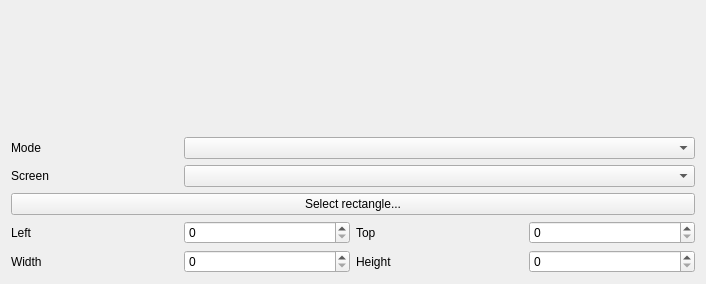
Qt form Effects/Ambient/Ambient.ui (DLdota/OpenRGBEffectsPlugin) before a commit.
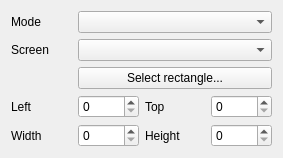
The same form after that commit.

What changed in the file:
```diff
--- a/Effects/Ambient/Ambient.ui
+++ b/Effects/Ambient/Ambient.ui
@@ -6,59 +6,32 @@
    <rect>
     <x>0</x>
     <y>0</y>
-    <width>706</width>
-    <height>284</height>
+    <width>283</width>
+    <height>154</height>
    </rect>
   </property>
   <property name="windowTitle">
    <string>Form</string>
   </property>
   <layout class="QGridLayout" name="gridLayout">
-   <item row="6" column="1">
-    <widget class="QSpinBox" name="width">
-     <property name="maximum">
-      <number>9999</number>
-     </property>
-    </widget>
-   </item>
-   <item row="3" column="0" colspan="4">
-    <widget class="QPushButton" name="select_rectangle">
-     <property name="text">
-      <string>Select rectangle...</string>
-     </property>
-    </widget>
-   </item>
-   <item row="5" column="3">
-    <widget class="QSpinBox" name="top">
-     <property name="maximum">
-      <number>9999</number>
-     </property>
-    </widget>
-   </item>
-   <item row="0" column="0" colspan="4">
-    <spacer name="verticalSpacer">
-     <property name="orientation">
-      <enum>Qt::Vertical</enum>
-     </property>
-     <property name="sizeHint" stdset="0">
-      <size>
-       <width>20</width>
-       <height>40</height>
-      </size>
-     </property>
-    </spacer>
-   </item>
-   <item row="5" column="2">
-    <widget class="QLabel" name="top_label">
-     <property name="text">
-      <string>Top</string>
-     </property>
-    </widget>
-   </item>
-   <item row="1" column="1" colspan="3">
+   <item row="0" column="1" colspan="3">
     <widget class="QComboBox" name="mode"/>
    </item>
-   <item row="6" column="0">
+   <item row="4" column="3">
+    <widget class="QSpinBox" name="top">
+     <property name="maximum">
+      <number>9999</number>
+     </property>
+    </widget>
+   </item>
+   <item row="0" column="0">
+    <widget class="QLabel" name="mode_label">
+     <property name="text">
+      <string>Mode</string>
+     </property>
+    </widget>
+   </item>
+   <item row="5" column="0">
     <widget class="QLabel" name="width_label">
      <property name="text">
       <string>Width</string>
@@ -66,50 +39,64 @@
     </widget>
    </item>
    <item row="5" column="1">
+    <widget class="QSpinBox" name="width">
+     <property name="maximum">
+      <number>9999</number>
+     </property>
+    </widget>
+   </item>
+   <item row="5" column="3">
+    <widget class="QSpinBox" name="height">
+     <property name="maximum">
+      <number>9999</number>
+     </property>
+    </widget>
+   </item>
+   <item row="4" column="1">
     <widget class="QSpinBox" name="left">
      <property name="maximum">
       <number>9999</number>
      </property>
     </widget>
    </item>
-   <item row="5" column="0">
+   <item row="1" column="0">
+    <widget class="QLabel" name="screen_label">
+     <property name="text">
+      <string>Screen</string>
+     </property>
+    </widget>
+   </item>
+   <item row="4" column="2">
+    <widget class="QLabel" name="top_label">
+     <property name="text">
+      <string>Top</string>
+     </property>
+    </widget>
+   </item>
+   <item row="4" column="0">
     <widget class="QLabel" name="left_label">
      <property name="text">
       <string>Left</string>
      </property>
     </widget>
    </item>
-   <item row="1" column="0">
-    <widget class="QLabel" name="mode_label">
-     <property name="text">
-      <string>Mode</string>
-     </property>
-    </widget>
-   </item>
-   <item row="6" column="3">
-    <widget class="QSpinBox" name="height">
-     <property name="maximum">
-      <number>9999</number>
-     </property>
-    </widget>
-   </item>
-   <item row="6" column="2">
+   <item row="5" column="2">
     <widget class="QLabel" name="height_label">
      <property name="text">
       <string>Height</string>
      </property>
     </widget>
    </item>
-   <item row="2" column="0">
-    <widget class="QLabel" name="screen_label">
-     <property name="text">
-      <string>Screen</string>
-     </property>
-    </widget>
-   </item>
-   <item row="2" column="1" colspan="3">
+   <item row="1" column="1" colspan="3">
     <widget class="QComboBox" name="screen"/>
    </item>
+   <item row="2" column="1" colspan="3">
+    <widget class="QPushButton" name="select_rectangle">
+     <property name="text">
+      <string>Select rectangle...</string>
+     </property>
+    </widget>
+   </item>
   </layout>
  </widget>
  <resources/>
```
